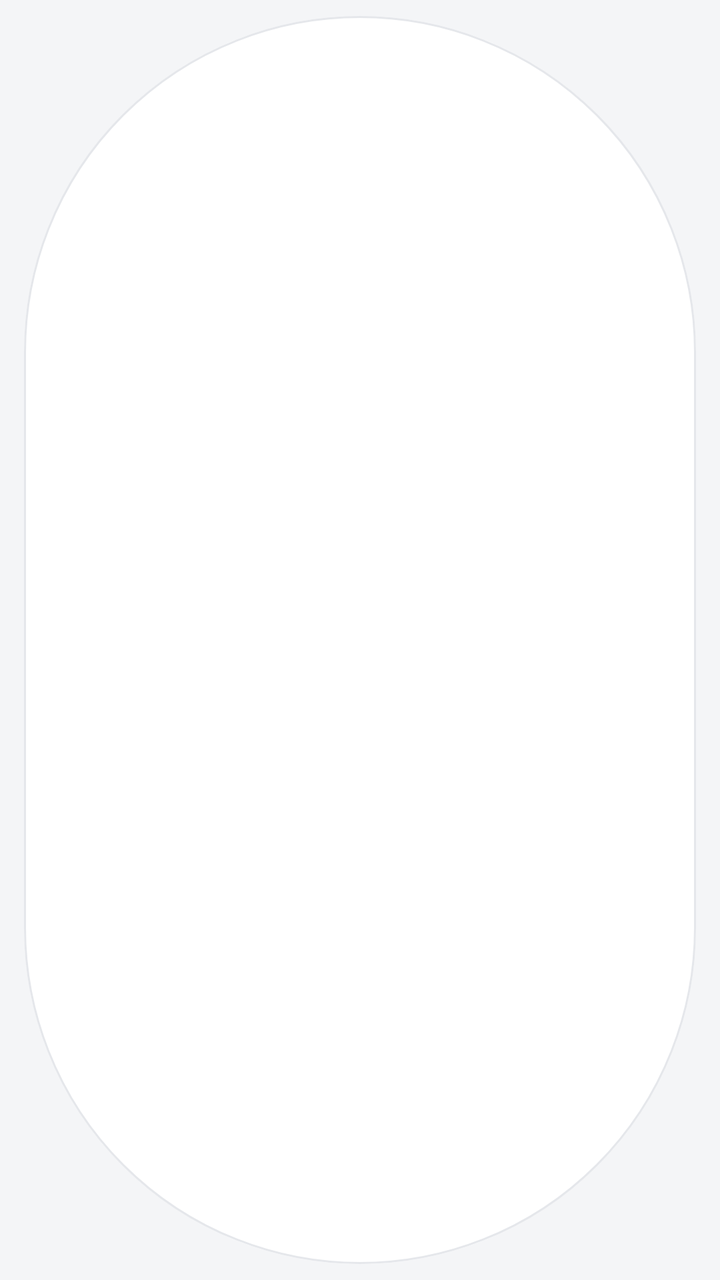
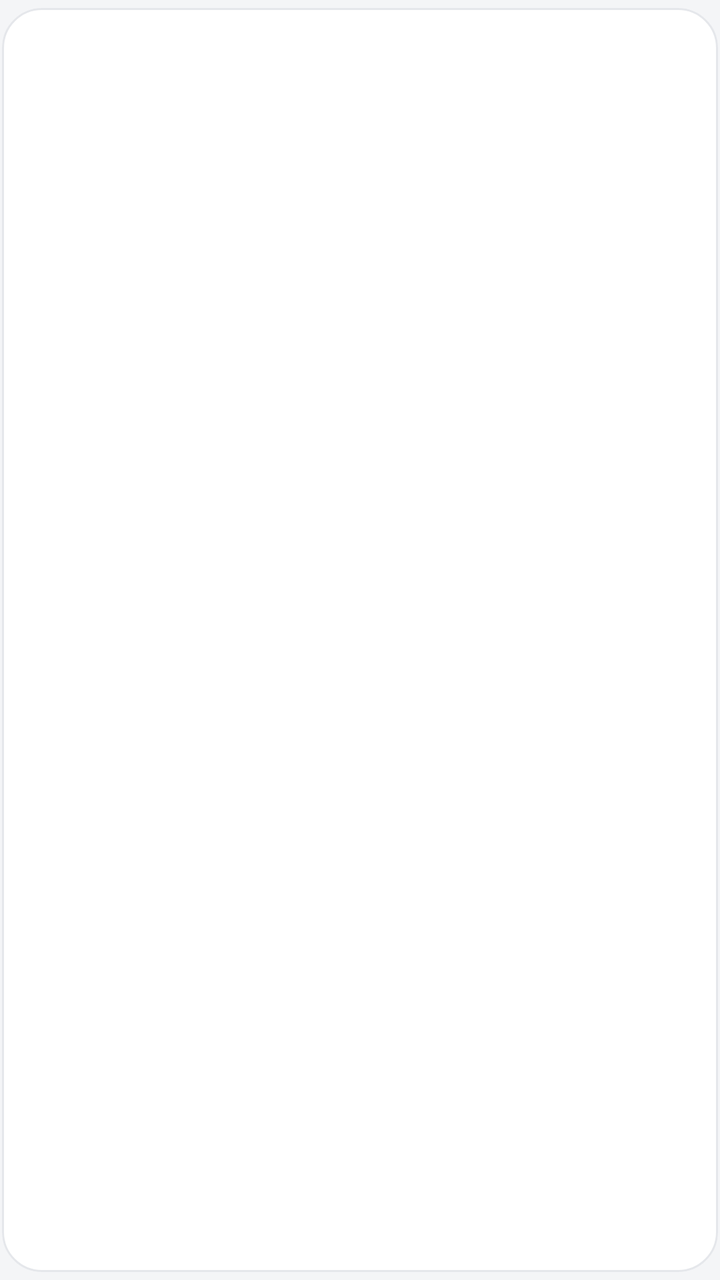

Compare the two renders of this Android layout. The source of the first and the diff that turns it into the second are given below.
<!-- AndroidManifest.xml: application theme Theme.SubManager -->
<!-- res/layout/item_category_chip.xml -->
<?xml version="1.0" encoding="utf-8"?>
<com.google.android.material.chip.Chip
    xmlns:android="http://schemas.android.com/apk/res/android"
    xmlns:app="http://schemas.android.com/apk/res-auto"
    style="@style/Widget.MaterialComponents.Chip.Choice"
    android:layout_width="wrap_content"
    android:layout_height="wrap_content"
    app:chipBackgroundColor="@color/selector_chip_bg"
    android:textColor="@color/selector_chip_text"
    app:chipStrokeColor="@color/selector_chip_stroke"
    app:chipStrokeWidth="1dp"
    app:checkedIconVisible="false" />
<!-- resources referenced by this layout -->
<resources>
  <style name="Theme.SubManager" parent="Base.Theme.SubManager" />
  <style name="Base.Theme.SubManager" parent="Theme.Material3.DayNight.NoActionBar">
          <item name="colorPrimary">@color/primary</item>
          <item name="colorPrimaryVariant">@color/primary_dark</item>
          <item name="colorOnPrimary">@color/text_on_primary</item>
          <item name="colorSecondary">@color/accent_purple</item>
          <item name="colorSecondaryVariant">@color/accent_pink</item>
          <item name="colorOnSecondary">@color/text_on_primary</item>
          <item name="android:colorBackground">@color/background</item>
          <item name="colorSurface">@color/surface</item>
          <item name="colorOnSurface">@color/text_primary</item>
          <item name="colorError">@color/error</item>
          <item name="android:statusBarColor">@color/background</item>
          <item name="android:windowLightStatusBar">true</item>
          
          <item name="android:navigationBarColor">@android:color/transparent</item>
          <item name="android:windowLightNavigationBar">true</item>
          
          <item name="bottomNavigationStyle">@style/BottomNavStyle</item>
          <item name="elevationOverlayEnabled">false</item>
      </style>
  <color name="primary">#2563EB</color>
  <color name="primary_dark">#1D4ED8</color>
  <color name="text_on_primary">#FFFFFF</color>
  <color name="accent_purple">#7C3AED</color>
  <color name="accent_pink">#EC4899</color>
  <color name="background">#F4F5F7</color>
  <color name="surface">#FFFFFF</color>
  <color name="text_primary">#0F172A</color>
  <color name="error">#DC2626</color>
  <style name="BottomNavStyle" parent="Widget.Material3.BottomNavigationView">
          
          <item name="android:background">@drawable/bg_bottom_nav</item>
          
          <item name="elevation">12dp</item>
      </style>
  <!-- drawable bg_bottom_nav (drawable) -->
  <?xml version="1.0" encoding="utf-8"?>
  <shape xmlns:android="http://schemas.android.com/apk/res/android">
      <solid android:color="@color/surface" />
      <corners
          android:topLeftRadius="28dp"
          android:topRightRadius="28dp" />
  </shape>
</resources>

<!-- the commit's change to res/layout/item_category_chip.xml (unified diff, before → after) -->
@@ -2,11 +2,18 @@
 <com.google.android.material.chip.Chip
     xmlns:android="http://schemas.android.com/apk/res/android"
     xmlns:app="http://schemas.android.com/apk/res-auto"
-    style="@style/Widget.MaterialComponents.Chip.Choice"
+    style="@style/Widget.Material3.Chip.Filter"
     android:layout_width="wrap_content"
     android:layout_height="wrap_content"
+    android:minHeight="40dp"
+    android:textSize="13sp"
+    android:textStyle="bold"
+    android:textColor="@color/selector_chip_text"
+    app:checkedIconVisible="false"
     app:chipBackgroundColor="@color/selector_chip_bg"
-    android:textColor="@color/selector_chip_text"
+    app:chipCornerRadius="20dp"
+    app:chipEndPadding="16dp"
+    app:chipMinHeight="40dp"
+    app:chipStartPadding="16dp"
     app:chipStrokeColor="@color/selector_chip_stroke"
-    app:chipStrokeWidth="1dp"
-    app:checkedIconVisible="false" />
+    app:chipStrokeWidth="1dp" />
